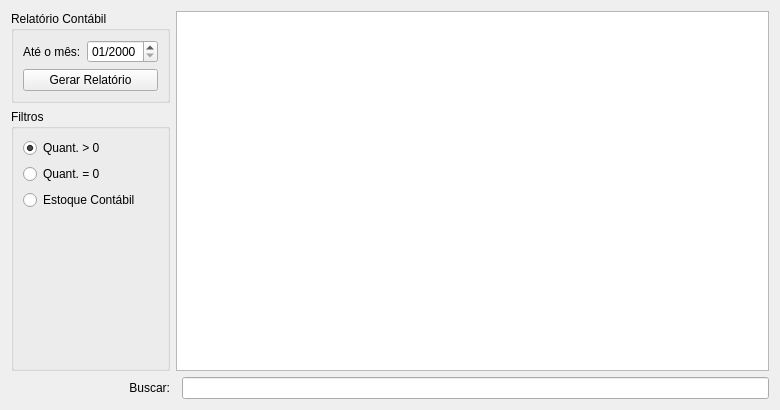
darktorres/ERP-STACCATO, file ui/widgetestoque.ui: the form before one commit.
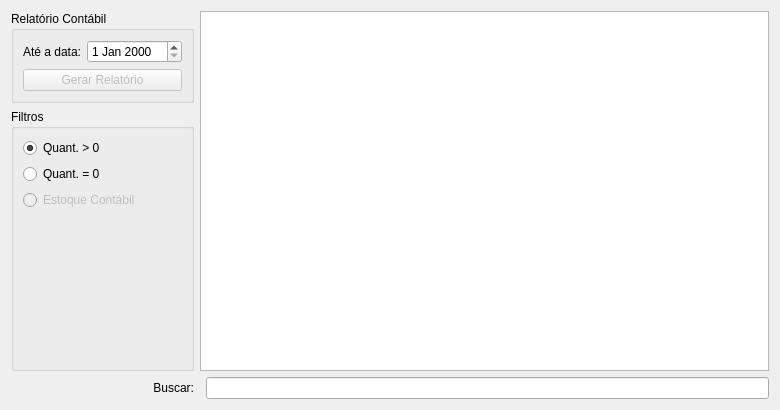
The form after the commit. Custom widgets are drawn as their Qt base class.

What changed in the file:
```diff
--- a/ui/widgetestoque.ui
+++ b/ui/widgetestoque.ui
@@ -51,7 +51,10 @@
        </spacer>
       </item>
       <item row="2" column="0">
-       <widget class="QRadioButton" name="radioButtonEstoque">
+       <widget class="QRadioButton" name="radioButtonEstoqueContabil">
+        <property name="enabled">
+         <bool>false</bool>
+        </property>
         <property name="text">
          <string>Estoque Contábil</string>
         </property>
@@ -91,22 +94,19 @@
         <property name="enabled">
          <bool>true</bool>
         </property>
-        <property name="displayFormat">
-         <string>MM/yyyy</string>
-        </property>
        </widget>
       </item>
       <item row="0" column="0">
        <widget class="QLabel" name="label">
         <property name="text">
-         <string>Até o mês:</string>
+         <string>Até a data:</string>
         </property>
        </widget>
       </item>
       <item row="1" column="0" colspan="2">
        <widget class="QPushButton" name="pushButtonRelatorio">
         <property name="enabled">
-         <bool>true</bool>
+         <bool>false</bool>
         </property>
         <property name="text">
          <string>Gerar Relatório</string>
```
Left out of the diff: 2 changed lines with no effect on the pictures.
